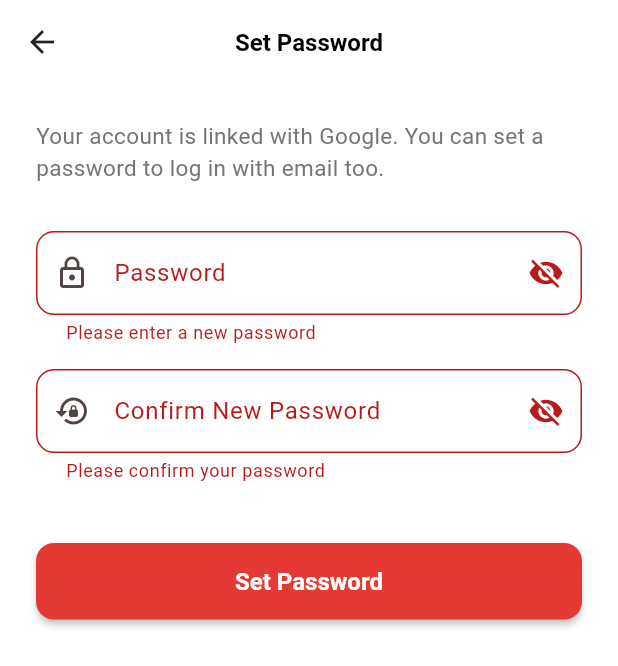
After one commit to amit7451/Rentra, a Flutter app: the ChangePasswordScreen screen opened by its route, after a tap on "Set Password", on a phone screen of 412 x 824 dp. The commit adds this screen. Shown: the top 666 px of the screen. Run offline on Flutter 3.47's test engine with Material 3 defaults, Android fonts, the light colour scheme and no system bars; our stand-ins replace cloud_firestore, connectivity_plus, firebase_auth, firebase_core, firebase_crashlytics, flutter_dotenv and 8 more; missing offline and left inert: onesignal_flutter; accounts and stored records are empty.

Commit message:
UI and bugs fix

```diff
--- a/lib/app/routes.dart
+++ b/lib/app/routes.dart
@@ -16,6 +16,7 @@ import '../screens/drawer/payments_screen.dart';
 import '../screens/drawer/help_support_screen.dart';
 import '../screens/drawer/privacy_policy_screen.dart';
 import '../screens/drawer/invite_earn_screen.dart';
+import 'package:rentra/screens/profile/change_password_screen.dart';
 import '../screens/admin/admin_bookings_screen.dart';
 
 class AppRoutes {
@@ -38,6 +39,7 @@ class AppRoutes {
   static const String privacyPolicy = '/privacy-policy';
   static const String adminBookings = '/admin-bookings';
   static const String inviteEarn = '/invite-earn';
+  static const String changePassword = '/change-password';
 
   static Map<String, WidgetBuilder> routes = {
     // splash: (context) => const SplashScreen(),
@@ -57,6 +59,7 @@ class AppRoutes {
     helpSupport: (context) => const HelpSupportScreen(),
     privacyPolicy: (context) => const PrivacyPolicyScreen(),
     inviteEarn: (context) => const InviteEarnScreen(),
+    changePassword: (context) => const ChangePasswordScreen(),
   };
 
   static Route<dynamic>? onGenerateRoute(RouteSettings settings) {
--- a/lib/screens/admin/admin_dashboard.dart
+++ b/lib/screens/admin/admin_dashboard.dart
@@ -526,7 +526,7 @@ class _FeatureGrid extends StatelessWidget {
             builder: (context) => AlertDialog(
               title: const Text('Help & Support'),
               content: const Text(
-                'For assistance, please contact the support team at:\n\nsupport@rentra.com\n\nOr call us at +91 12345 67890.',
+                'For assistance, please contact the support team at:\n\namitkumarstm1507@gmail.com\n\nOr call us at +91 7323006476.',
               ),
               actions: [
                 TextButton(
--- /dev/null
+++ b/lib/screens/profile/change_password_screen.dart
@@ -0,0 +1,206 @@
+import 'package:flutter/material.dart';
+import '../../services/auth_service.dart';
+import '../../app/theme.dart';
+import '../../widgets/primary_button.dart';
+
+class ChangePasswordScreen extends StatefulWidget {
+  const ChangePasswordScreen({super.key});
+
+  @override
+  State<ChangePasswordScreen> createState() => _ChangePasswordScreenState();
+}
+
+class _ChangePasswordScreenState extends State<ChangePasswordScreen> {
+  final _formKey = GlobalKey<FormState>();
+  final _oldPasswordController = TextEditingController();
+  final _newPasswordController = TextEditingController();
+  final _confirmPasswordController = TextEditingController();
+  final _authService = AuthService();
+
+  bool _isLoading = false;
+  bool _obscureOld = true;
+  bool _obscureNew = true;
+  bool _obscureConfirm = true;
+
+  @override
+  void dispose() {
+    _oldPasswordController.dispose();
+    _newPasswordController.dispose();
+    _confirmPasswordController.dispose();
+    super.dispose();
+  }
+
+  Future<void> _handleSubmit() async {
+    if (!_formKey.currentState!.validate()) return;
+
+    setState(() => _isLoading = true);
+
+    try {
+      final user = _authService.currentUser;
+      if (user == null) throw 'User not logged in';
+
+      if (_authService.hasPassword) {
+        // 1. Regular Password Update (Requires re-auth with old password)
+        await _authService.reauthenticateWithEmail(_oldPasswordController.text);
+        await _authService.updatePassword(_newPasswordController.text);
+      } else {
+        // 2. Setting password for the first time (e.g., Google User)
+        try {
+          // Try to link directly first (works if session is fresh)
+          await _authService.linkEmailPassword(
+            user.email!,
+            _newPasswordController.text,
+          );
+        } catch (e) {
+          // If session is old, Firebase will throw 'requires-recent-login'
+          if (e.toString().contains('requires-recent-login') ||
+              e.toString().contains('recent-login')) {
+            // ONLY now ask for Google re-auth
+            await _authService.reauthenticateWithGoogle();
+            // Try linking again after re-auth
+            await _authService.linkEmailPassword(
+              user.email!,
+              _newPasswordController.text,
+            );
+          } else {
+            rethrow;
+          }
+        }
+      }
+
+      if (mounted) {
+        ScaffoldMessenger.of(context).showSnackBar(
+          const SnackBar(
+            content: Text('Password updated successfully!'),
+            backgroundColor: Colors.green,
+          ),
+        );
+        Navigator.pop(context);
+      }
+    } catch (e) {
+      if (mounted) {
+        ScaffoldMessenger.of(context).showSnackBar(
+          SnackBar(
+            content: Text(e.toString()),
+            backgroundColor: AppTheme.darkRed,
+          ),
+        );
+      }
+    } finally {
+      if (mounted) {
+        setState(() => _isLoading = false);
+      }
+    }
+  }
+
+  @override
+  Widget build(BuildContext context) {
+    final bool hasPassword = _authService.hasPassword;
+
+    return Scaffold(
+      backgroundColor: AppTheme.white,
+      appBar: AppBar(
+        title: Text(hasPassword ? 'Change Password' : 'Set Password'),
+        elevation: 0,
+        backgroundColor: AppTheme.white,
+        foregroundColor: AppTheme.black,
+      ),
+      body: SingleChildScrollView(
+        padding: const EdgeInsets.all(24),
+        child: Form(
+          key: _formKey,
+          child: Column(
+            crossAxisAlignment: CrossAxisAlignment.stretch,
+            children: [
+              Text(
+                hasPassword
+                    ? 'Enter your current password and choose a new one.'
+                    : 'Your account is linked with Google. You can set a password to log in with email too.',
+                style: const TextStyle(color: AppTheme.grey, fontSize: 15),
+              ),
+              const SizedBox(height: 32),
+              if (hasPassword) ...[
+                TextFormField(
+                  controller: _oldPasswordController,
+                  obscureText: _obscureOld,
+                  decoration: InputDecoration(
+                    labelText: 'Current Password',
+                    prefixIcon: const Icon(Icons.lock_outline),
+                    suffixIcon: IconButton(
+                      icon: Icon(
+                        _obscureOld ? Icons.visibility_off : Icons.visibility,
+                      ),
+                      onPressed: () =>
+                          setState(() => _obscureOld = !_obscureOld),
+                    ),
+                  ),
+                  validator: (value) {
+                    if (value == null || value.isEmpty) {
+                      return 'Please enter current password';
+                    }
+                    return null;
+                  },
+                ),
+                const SizedBox(height: 16),
+              ],
+              TextFormField(
+                controller: _newPasswordController,
+                obscureText: _obscureNew,
+                decoration: InputDecoration(
+                  labelText: hasPassword ? 'New Password' : 'Password',
+                  prefixIcon: const Icon(Icons.lock_outline),
+                  suffixIcon: IconButton(
+                    icon: Icon(
+                      _obscureNew ? Icons.visibility_off : Icons.visibility,
+                    ),
+                    onPressed: () => setState(() => _obscureNew = !_obscureNew),
+                  ),
+                ),
+                validator: (value) {
+                  if (value == null || value.isEmpty) {
+                    return 'Please enter a new password';
+                  }
+                  if (value.length < 6) {
+                    return 'Password must be at least 6 characters';
+                  }
+                  return null;
+                },
+              ),
+              const SizedBox(height: 16),
+              TextFormField(
+                controller: _confirmPasswordController,
+                obscureText: _obscureConfirm,
+                decoration: InputDecoration(
+                  labelText: 'Confirm New Password',
+                  prefixIcon: const Icon(Icons.lock_reset),
+                  suffixIcon: IconButton(
+                    icon: Icon(
+                      _obscureConfirm ? Icons.visibility_off : Icons.visibility,
+                    ),
+                    onPressed: () =>
+                        setState(() => _obscureConfirm = !_obscureConfirm),
+                  ),
+                ),
+                validator: (value) {
+                  if (value == null || value.isEmpty) {
+                    return 'Please confirm your password';
+                  }
+                  if (value != _newPasswordController.text) {
+                    return 'Passwords do not match';
+                  }
+                  return null;
+                },
+              ),
+              const SizedBox(height: 40),
+              PrimaryButton(
+                text: hasPassword ? 'Update Password' : 'Set Password',
+                onPressed: _handleSubmit,
+                isLoading: _isLoading,
+              ),
+            ],
+          ),
+        ),
+      ),
+    );
+  }
+}
--- a/lib/services/auth_service.dart
+++ b/lib/services/auth_service.dart
@@ -15,6 +15,18 @@ class AuthService {
 
   // Auth state changes stream
   Stream<User?> get authStateChanges => _auth.authStateChanges();
+
+  // Check if user has a password linked
+  bool get hasPassword =>
+      _auth.currentUser?.providerData.any((p) => p.providerId == 'password') ??
+      false;
+
+  // Check if user is a Google user
+  bool get isGoogleUser =>
+      _auth.currentUser?.providerData.any(
+        (p) => p.providerId == 'google.com',
+      ) ??
+      false;
 
   // Sign up with email and password
   Future<UserModel?> signUp({
@@ -206,6 +218,38 @@ class AuthService {
     }
   }
 
+  // Update password directly (after re-authentication)
+  Future<void> updatePassword(String newPassword) async {
+    try {
+      final user = _auth.currentUser;
+      if (user != null) {
+        await user.updatePassword(newPassword);
+      }
+    } on FirebaseAuthException catch (e) {
+      throw _handleAuthException(e);
+    } catch (e) {
+      throw 'Failed to update password. Please try again.';
+    }
+  }
+
+  // Link Email/Password to existing account (for Google users)
+  Future<void> linkEmailPassword(String email, String password) async {
+    try {
+      final user = _auth.currentUser;
+      if (user != null) {
+        final credential = EmailAuthProvider.credential(
+          email: email,
+          password: password,
+        );
+        await user.linkWithCredential(credential);
+      }
+    } on FirebaseAuthException catch (e) {
+      throw _handleAuthException(e);
+    } catch (e) {
+      throw 'Failed to set password. Please try again.';
+    }
+  }
+
   // Re-authenticate with Email/Password
   Future<void> reauthenticateWithEmail(String password) async {
     final user = _auth.currentUser;
```
Also changed, not shown: lib/screens/drawer/help_support_screen.dart (+36 -6 lines), lib/screens/profile/profile_screen.dart (+110 -81 lines), lib/screens/splash_screen.dart (+35 -2 lines), assets/images/github.png (added), assets/images/linkedin.png (added).
